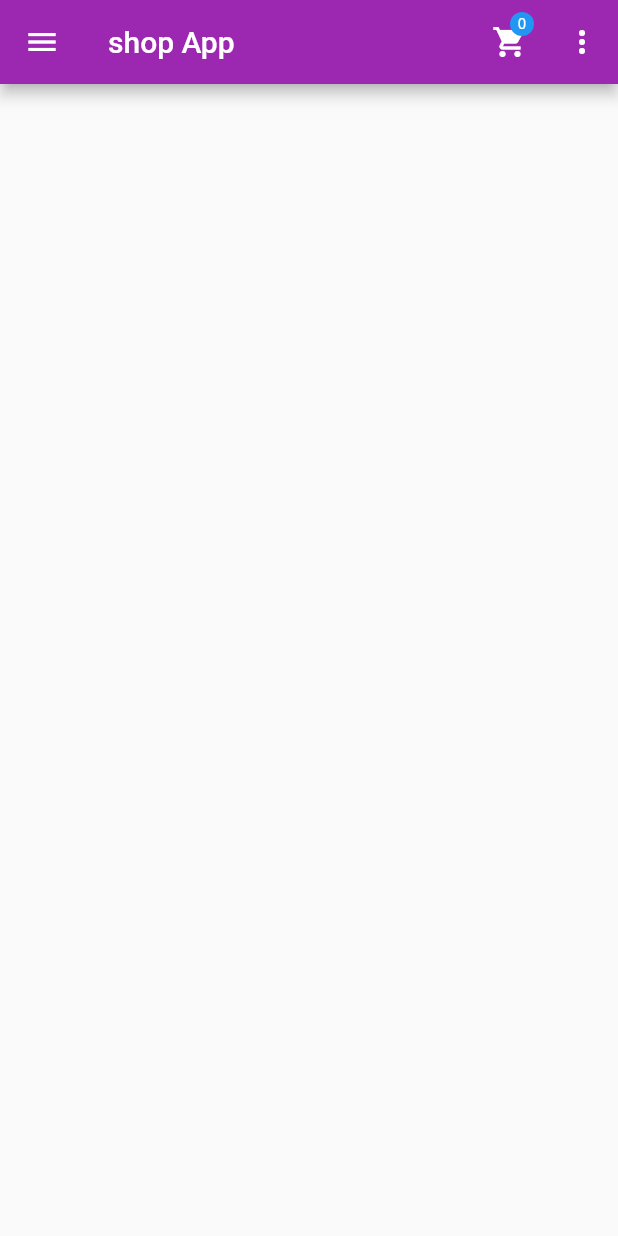
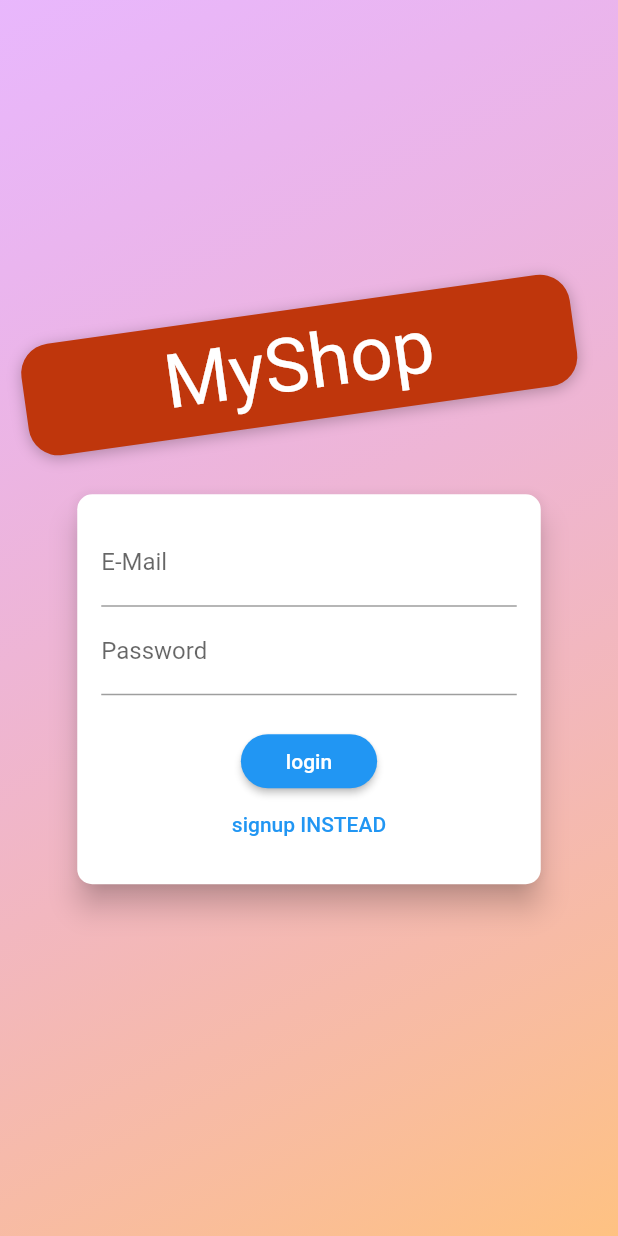
Before and after one commit to DaRkSoUl1690/shop-app, a Flutter app: the screen it shows after launch, on a phone screen of 412 x 824 dp. Run offline on Flutter 3.47's test engine with Material 2 defaults, Android fonts, the phone set to English and light mode, and no system bars; Roboto replaces fonts that are missing (Anton).

```diff
--- a/lib/main.dart
+++ b/lib/main.dart
@@ -1,8 +1,10 @@
 import 'package:flutter/material.dart';
 import 'package:provider/provider.dart';
+import 'package:shop_app/provider/auth.dart';
 import 'package:shop_app/provider/cart.dart';
 import 'package:shop_app/provider/orders.dart';
 import 'package:shop_app/provider/products_provider.dart';
+import 'package:shop_app/screens/auth_screen.dart';
 import 'package:shop_app/screens/cart_screen.dart';
 import 'package:shop_app/screens/edit_product_screen.dart';
 import 'package:shop_app/screens/order_screen.dart';
@@ -23,16 +25,25 @@ class MyApp extends StatelessWidget {
     return MultiProvider(
       providers: [
         ChangeNotifierProvider(
-          create: (BuildContext context) => ProductsProvider(),
+          create: (BuildContext context) => Auth(),
+        ),
+        ChangeNotifierProxyProvider<Auth, ProductsProvider>(
+          create: (context) => ProductsProvider('','', []),
+          update: (context, auth, ProductsProvider? previousProducts) =>
+              ProductsProvider(auth.token!, auth.userId!,
+                  previousProducts == null ? [] : previousProducts.items),
         ),
         ChangeNotifierProvider(
           create: (BuildContext context) => Cart(),
         ),
-        ChangeNotifierProvider(
-          create: (BuildContext context) => Orders(),
+        ChangeNotifierProxyProvider<Auth, Orders>(
+          create: (BuildContext context) => Orders('', []),
+          update: (context, auth, Orders? previousOrders) => Orders(
+              auth.token!, previousOrders == null ? [] : previousOrders.orders),
         ),
       ],
-      child: MaterialApp(
+      child: Consumer<Auth>(
+        builder: (ctx, auth, _) => MaterialApp(
           title: 'Flutter Demo',
           debugShowCheckedModeBanner: false,
           theme: ThemeData(
@@ -41,7 +52,7 @@ class MyApp extends StatelessWidget {
                   secondary: Colors.deepOrange,
                 ),
           ),
-        home: const ProductScreen(),
+          home: auth.isAuth ? const ProductScreen() : const AuthScreen(),
           routes: {
             ProductDetailScreen.routeName: (ctx) => const ProductDetailScreen(),
             CartScreen.routeName: (ctx) => const CartScreen(),
@@ -50,6 +61,7 @@ class MyApp extends StatelessWidget {
             EditProductScreen.routeName: (ctx) => const EditProductScreen(),
           },
         ),
+      ),
     );
   }
 }
--- /dev/null
+++ b/lib/provider/auth.dart
@@ -0,0 +1,62 @@
+import 'dart:convert';
+
+import 'package:flutter/widgets.dart';
+import 'package:http/http.dart' as http;
+import 'package:shop_app/models/http_exception.dart';
+
+class Auth with ChangeNotifier {
+  String? _token;
+
+  DateTime? expiryDate;
+
+  String? _userId;
+  String? get userId => _userId;
+
+  bool get isAuth {
+    return token != null;
+  }
+
+  String? get token {
+    if (expiryDate != null &&
+        expiryDate!.isAfter(DateTime.now()) &&
+        _token != null) {
+      return _token;
+    }
+  }
+
+  Future<void> _authenticate(
+      String email, String password, String urlSegment) async {
+    final url = Uri.parse(
+        'https://identitytoolkit.googleapis.com/v1/$urlSegment?key=AIzaSyCRyrUy1SYmEBXgcU7oUVgU3RxG0sXXgiQ');
+    try {
+      final response = await http.post(
+        url,
+        body: json.encode(
+          {'email': email, 'password': password, 'returnSecureToken': true},
+        ),
+      );
+      final reponseData = json.decode(response.body);
+      if (reponseData['error'] != null) {
+        throw HttpException(reponseData['error']['message']);
+      }
+      _token = reponseData['idToken'];
+      _userId = reponseData['localId'];
+      expiryDate = DateTime.now().add(
+        Duration(
+          seconds: int.parse(reponseData['expiresIn']),
+        ),
+      );
+      notifyListeners();
+    } catch (error) {
+      throw error;
+    }
+  }
+
+  Future<void> signup(String email, String password) async {
+    return _authenticate(email, password, 'accounts:signUp');
+  }
+
+  Future<void> signin(String email, String password) async {
+    return _authenticate(email, password, 'accounts:signInWithPassword');
+  }
+}
--- a/lib/provider/orders.dart
+++ b/lib/provider/orders.dart
@@ -6,13 +6,16 @@ import 'package:http/http.dart' as http;
 
 class Orders with ChangeNotifier {
   List<OrderItems> _orders = [];
+  late final String authToken;
+
+  Orders(this.authToken,this._orders);
 
   get orders {
     return [..._orders];
   }
 
   Future<void> fetchAndSetOrders() async {
-    const url = 'https://shopapp-347e8-default-rtdb.firebaseio.com/orders.json';
+    final url = 'https://shopapp-347e8-default-rtdb.firebaseio.com/orders.json?auth=$authToken';
     final response = await http.get(Uri.parse(url));
     var extractedData = json.decode(response.body) as Map<String, dynamic>?;
     if (extractedData == null) {
@@ -46,7 +49,7 @@ class Orders with ChangeNotifier {
   }
 
   Future<void> addOrder(List<CartItem> cartproducts, double total) async {
-    const url = 'https://shopapp-347e8-default-rtdb.firebaseio.com/orders.json';
+    final url = 'https://shopapp-347e8-default-rtdb.firebaseio.com/orders.json?auth=$authToken';
     final timeStamp = DateTime.now();
     try {
       final response = await http.post(Uri.parse(url),
--- /dev/null
+++ b/lib/screens/auth_screen.dart
@@ -0,0 +1,274 @@
+import 'dart:math';
+import 'package:flutter/material.dart';
+import 'package:provider/provider.dart';
+import 'package:shop_app/models/http_exception.dart';
+import 'package:shop_app/provider/auth.dart';
+import 'package:shop_app/screens/product_screen.dart';
+
+enum AuthMode { signup, login }
+
+class AuthScreen extends StatelessWidget {
+  static const routeName = '/lib/screens/auth_screen.dart';
+
+  const AuthScreen({Key? key}) : super(key: key);
+
+  @override
+  Widget build(BuildContext context) {
+    final deviceSize = MediaQuery.of(context).size;
+    // final transformConfig = Matrix4.rotationZ(-8 * pi / 180);
+    // transformConfig.translate(-10.0);
+    return Scaffold(
+      // resizeToAvoidBottomInset: false,
+      body: Stack(
+        children: <Widget>[
+          Container(
+            decoration: BoxDecoration(
+              gradient: LinearGradient(
+                colors: [
+                  const Color.fromRGBO(215, 117, 255, 1).withOpacity(0.5),
+                  const Color.fromRGBO(255, 188, 117, 1).withOpacity(0.9),
+                ],
+                begin: Alignment.topLeft,
+                end: Alignment.bottomRight,
+                stops: const [0, 1],
+              ),
+            ),
+          ),
+          SingleChildScrollView(
+            child: SizedBox(
+              height: deviceSize.height,
+              width: deviceSize.width,
+              child: Column(
+                mainAxisAlignment: MainAxisAlignment.center,
+                crossAxisAlignment: CrossAxisAlignment.center,
+                children: <Widget>[
+                  Flexible(
+                    child: Container(
+                      margin: const EdgeInsets.only(bottom: 20.0),
+                      padding: const EdgeInsets.symmetric(
+                          vertical: 8.0, horizontal: 94.0),
+                      transform: Matrix4.rotationZ(-8 * pi / 180)
+                        ..translate(-10.0),
+                      // ..translate(-10.0),
+                      decoration: BoxDecoration(
+                        borderRadius: BorderRadius.circular(20),
+                        color: Colors.deepOrange.shade900,
+                        boxShadow: const [
+                          BoxShadow(
+                            blurRadius: 8,
+                            color: Colors.black26,
+                            offset: Offset(0, 2),
+                          )
+                        ],
+                      ),
+                      child: Text(
+                        'MyShop',
+                        style: TextStyle(
+                          // ignore: deprecated_member_use
+                          color: Theme.of(context)
+                              .accentTextTheme
+                              .headline6!
+                              .color,
+                          fontSize: 50,
+                          fontFamily: 'Anton',
+                          fontWeight: FontWeight.normal,
+                        ),
+                      ),
+                    ),
+                  ),
+                  Flexible(
+                    flex: deviceSize.width > 600 ? 2 : 1,
+                    child: const AuthCard(),
+                  ),
+                ],
+              ),
+            ),
+          ),
+        ],
+      ),
+    );
+  }
+}
+
+class AuthCard extends StatefulWidget {
+  const AuthCard({
+    Key? key,
+  }) : super(key: key);
+
+  @override
+  _AuthCardState createState() => _AuthCardState();
+}
+
+class _AuthCardState extends State<AuthCard> {
+  final GlobalKey<FormState> _formKey = GlobalKey();
+  AuthMode _authMode = AuthMode.login;
+  final Map<String, String> _authData = {
+    'email': '',
+    'password': '',
+  };
+  var _isLoading = false;
+  final _passwordController = TextEditingController();
+
+  void _showErrorDialog(String message) {
+    showDialog(
+        context: context,
+        builder: (ctx) => AlertDialog(
+              title: Text('error found'),
+              content: Text(message),
+              actions: [
+                FlatButton(
+                  onPressed: () {
+                    Navigator.of(ctx).pop();
+                  },
+                  child: Text('ok'),
+                ),
+              ],
+            ));
+  }
+
+  Future<void> _submit() async {
+    if (!_formKey.currentState!.validate()) {
+      // Invalid!
+      return;
+    }
+    _formKey.currentState!.save();
+    setState(() {
+      _isLoading = true;
+    });
+    try {
+      if (_authMode == AuthMode.login) {
+        await Provider.of<Auth>(context, listen: false).signin(
+          _authData['email']!,
+          _authData['password']!,
+        );
+      } else {
+        await Provider.of<Auth>(context, listen: false).signup(
+          _authData['email']!,
+          _authData['password']!,
+        );
+      }
+
+    } on HttpException catch (error) {
+      var errorMessage = 'Authentication failed';
+      if (error.toString().contains('EMAIL_EXISTS')) {
+        var errorMessage = 'use other email';
+        _showErrorDialog(errorMessage);
+      }
+      _showErrorDialog(errorMessage);
+    } catch (error) {
+      const errorMessage = 'error found check yourself';
+      _showErrorDialog(errorMessage);
+    }
+    setState(() {
+      _isLoading = false;
+    });
+  }
+
+  void _switchAuthMode() {
+    if (_authMode == AuthMode.login) {
+      setState(() {
+        _authMode = AuthMode.signup;
+      });
+    } else {
+      setState(() {
+        _authMode = AuthMode.login;
+      });
+    }
+  }
+
+  @override
+  Widget build(BuildContext context) {
+    final deviceSize = MediaQuery.of(context).size;
+    return Card(
+      shape: RoundedRectangleBorder(
+        borderRadius: BorderRadius.circular(10.0),
+      ),
+      elevation: 8.0,
+      child: Container(
+        height: _authMode == AuthMode.signup ? 320 : 260,
+        constraints:
+            BoxConstraints(minHeight: _authMode == AuthMode.signup ? 320 : 260),
+        width: deviceSize.width * 0.75,
+        padding: const EdgeInsets.all(16.0),
+        child: Form(
+          key: _formKey,
+          child: SingleChildScrollView(
+            child: Column(
+              children: <Widget>[
+                TextFormField(
+                  decoration: const InputDecoration(labelText: 'E-Mail'),
+                  keyboardType: TextInputType.emailAddress,
+                  validator: (value) {
+                    if (value!.isEmpty || !value.contains('@')) {
+                      return 'Invalid email!';
+                    }
+                    return null;
+                  },
+                  onSaved: (value) {
+                    _authData['email'] = value!;
+                  },
+                ),
+                TextFormField(
+                  decoration: const InputDecoration(labelText: 'Password'),
+                  obscureText: true,
+                  controller: _passwordController,
+                  validator: (value) {
+                    if (value!.isEmpty || value.length < 5) {
+                      return 'Password is too short!';
+                    }
+                  },
+                  onSaved: (value) {
+                    _authData['password'] = value!;
+                  },
+                ),
+                if (_authMode == AuthMode.signup)
+                  TextFormField(
+                    enabled: _authMode == AuthMode.signup,
+                    decoration:
+                        const InputDecoration(labelText: 'Confirm Password'),
+                    obscureText: true,
+                    validator: _authMode == AuthMode.signup
+                        ? (value) {
+                            if (value != _passwordController.text) {
+                              return 'Passwords do not match!';
+                            }
+                          }
+                        : null,
+                  ),
+                const SizedBox(
+                  height: 20,
+                ),
+                if (_isLoading)
+                  const CircularProgressIndicator()
+                else
+                  // ignore: deprecated_member_use
+                  RaisedButton(
+                    child:
+                        Text(_authMode == AuthMode.login ? 'login' : 'SIGN UP'),
+                    onPressed: _submit,
+                    shape: RoundedRectangleBorder(
+                      borderRadius: BorderRadius.circular(30),
+                    ),
+                    padding: const EdgeInsets.symmetric(
+                        horizontal: 30.0, vertical: 8.0),
+                    color: Theme.of(context).primaryColor,
+                    textColor: Theme.of(context).primaryTextTheme.button!.color,
+                  ),
+                // ignore: deprecated_member_use
+                FlatButton(
+                  child: Text(
+                      '${_authMode == AuthMode.login ? 'signup' : 'login'} INSTEAD'),
+                  onPressed: _switchAuthMode,
+                  padding:
+                      const EdgeInsets.symmetric(horizontal: 30.0, vertical: 4),
+                  materialTapTargetSize: MaterialTapTargetSize.shrinkWrap,
+                  textColor: Theme.of(context).primaryColor,
+                ),
+              ],
+            ),
+          ),
+        ),
+      ),
+    );
+  }
+}
--- a/lib/screens/product_screen.dart
+++ b/lib/screens/product_screen.dart
@@ -11,6 +11,7 @@ import 'package:shop_app/widgets/grid_product.dart';
 enum FilterOptions { Favorites, All }
 
 class ProductScreen extends StatefulWidget {
+
   const ProductScreen({Key? key}) : super(key: key);
 
   @override
```
Also changed, not shown: lib/models/product.dart (+8 -9 lines), lib/provider/products_provider.dart (+19 -16 lines), lib/widgets/product_item.dart (+6 -2 lines). Lines whose indentation alone changed are shown as unchanged.
